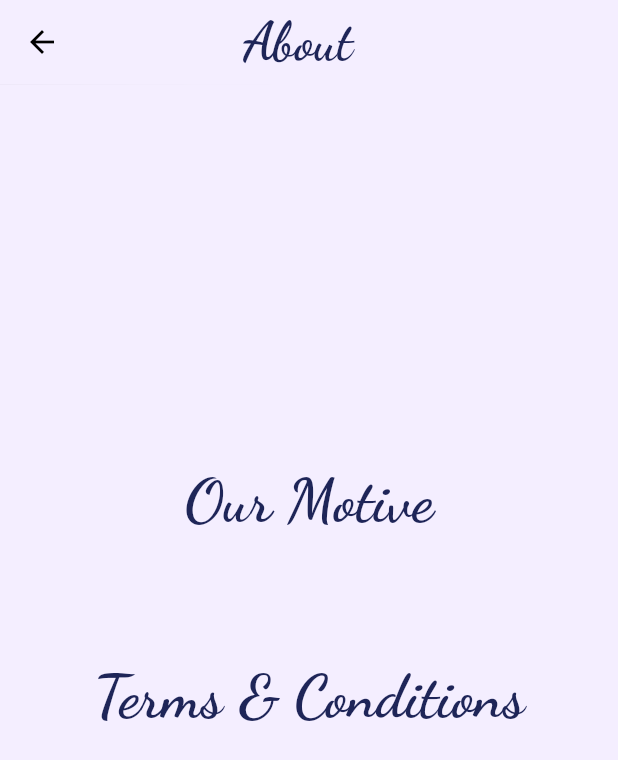
After one commit to Manorama09/Aasha, a Flutter app: the HomeScreen screen opened directly, after a tap on "About", on a phone screen of 412 x 824 dp. The commit adds this screen. Shown: the top 760 px of the screen. Run offline on Flutter 3.47's test engine with Material 2 defaults, Android fonts, the phone set to English and light mode, and no system bars; our stand-ins replace google_fonts; missing offline and left inert: twitter_api.

Commit message:
Added News and About Page

```diff
--- /dev/null
+++ b/lib/screens/about.dart
@@ -0,0 +1,47 @@
+import 'package:flutter/material.dart';
+import 'package:google_fonts/google_fonts.dart';
+
+class AboutScreen extends StatelessWidget {
+  @override
+  Widget build(BuildContext context) {
+    return Scaffold(
+      backgroundColor: const Color(0xffF4EEFF),
+      appBar: new AppBar(
+        elevation: 0.1,
+        backgroundColor: const Color(0xffF4EEFF),
+        title: Padding(
+          padding: const EdgeInsets.fromLTRB(90, 0, 0, 0),
+          child: Text("About",
+              style: GoogleFonts.dancingScript(
+                  color: const Color(0xff1E2558),
+                  fontSize: 35,
+                  fontWeight: FontWeight.w700)),
+        ),
+      ),
+      body: Center(
+        child: Column(
+          mainAxisAlignment: MainAxisAlignment.center,
+          crossAxisAlignment: CrossAxisAlignment.center,
+          children: <Widget>[
+            Text("Our Motive",
+                style: GoogleFonts.dancingScript(
+                    color: const Color(0xff1E2558),
+                    fontSize: 40,
+                    fontWeight: FontWeight.w700)),
+            SizedBox(
+              height: MediaQuery.of(context).size.height / 10,
+            ),
+            Text("Terms & Conditions",
+                style: GoogleFonts.dancingScript(
+                    color: const Color(0xff1E2558),
+                    fontSize: 40,
+                    fontWeight: FontWeight.w700)),
+            SizedBox(
+              height: MediaQuery.of(context).size.height / 10,
+            ),
+          ],
+        ),
+      ),
+    );
+  }
+}
--- a/lib/screens/home.dart
+++ b/lib/screens/home.dart
@@ -1,3 +1,4 @@
+import 'package:aasha/screens/about.dart';
 import 'package:aasha/screens/news.dart';
 import 'package:flutter/material.dart';
 import 'package:google_fonts/google_fonts.dart';
@@ -59,7 +60,16 @@ class HomeScreen extends StatelessWidget {
                         },
                         child: button("News"),
                       ),
-                      GestureDetector(child: button("About")),
+                      GestureDetector(
+                        onTap: () {
+                          Navigator.push(
+                            context,
+                            MaterialPageRoute(
+                                builder: (context) => AboutScreen()),
+                          );
+                        },
+                        child: button("About"),
+                      ),
                     ],
                   ),
                 ),
```
Also changed, not shown: lib/screens/news.dart (+19 -9 lines).
